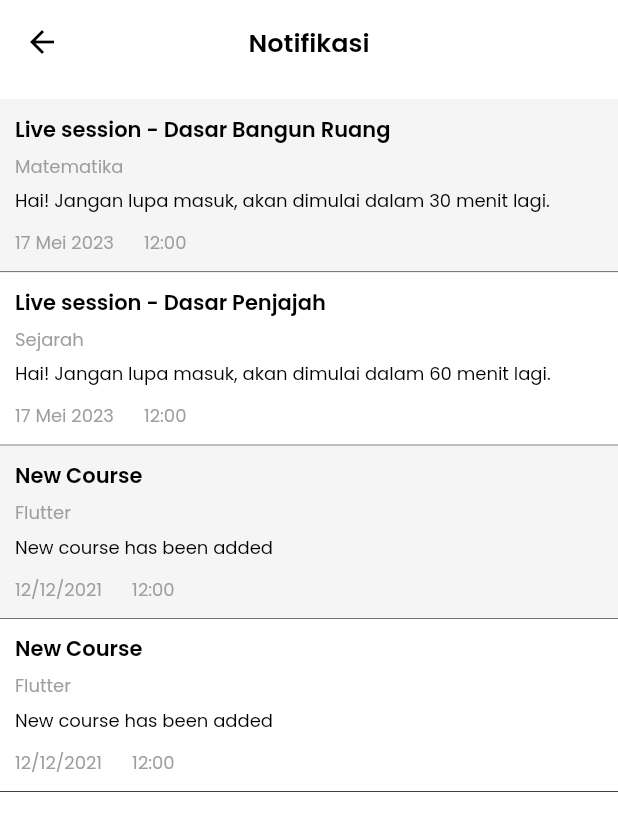
After one commit to Kelompok-2-Capstone-Alterra-Academy/flutter-repo, a Flutter app: the screen it shows after launch, after a tap on the "notifications active" icon, on a phone screen of 412 x 824 dp. The commit adds this screen. Shown: the top 831 px of the screen. Run offline on Flutter 3.47's test engine with Material 2 defaults, Android fonts, the phone set to English and light mode, and no system bars; our stand-ins replace flutter_svg, google_fonts; missing offline and left inert: dart:ffi.

Commit message:
feat: add screen notification

```diff
--- a/lib/main.dart
+++ b/lib/main.dart
@@ -8,6 +8,8 @@ import 'package:staredu/views/screen/auth/register/main/register_screen.dart';
 import 'package:staredu/views/screen/edit_profile/edit_profile.dart';
 import 'package:staredu/views/screen/home/home_screen.dart';
 import 'package:staredu/views/screen/home/home_view_model.dart';
+import 'package:staredu/views/screen/notification/notification_screen.dart';
+import 'package:staredu/views/screen/notification/notification_view_model.dart';
 import 'package:staredu/views/screen/profile/profile.dart';
 import 'package:staredu/views/screen/splash_welcome/splash_welcome_screen.dart';
 import 'package:provider/provider.dart';
@@ -16,6 +18,7 @@ void main() {
   runApp(MultiProvider(
     providers: [
       ChangeNotifierProvider(create: (_) => HomeViewModel()),
+      ChangeNotifierProvider(create: (_) => NotificationViewModel())
     ],
     child: const StarEdu(),
   ));
@@ -48,6 +51,7 @@ class StarEdu extends StatelessWidget {
         AccountVerification.routeName: (context) => const AccountVerification(),
         Profile.routeName: (context) => const Profile(),
         EditProfile.routeName: (context) => const EditProfile(),
+        NotificationScreen.routeName: (context) => const NotificationScreen(),
       },
     );
   }
--- /dev/null
+++ b/lib/models/notif.dart
@@ -0,0 +1,35 @@
+class Notif {
+  final String title;
+  final String course;
+  final String description;
+  final String date;
+  final String time;
+
+  Notif({
+    required this.title,
+    required this.course,
+    required this.description,
+    required this.date,
+    required this.time,
+  });
+
+  factory Notif.fromJson(Map<String, dynamic> json) {
+    return Notif(
+      title: json['title'],
+      course: json['course'],
+      description: json['description'],
+      date: json['date'],
+      time: json['time'],
+    );
+  }
+
+  Map<String, dynamic> toJson() {
+    return {
+      'title': title,
+      'course': course,
+      'description': description,
+      'date': date,
+      'time': time,
+    };
+  }
+}
--- /dev/null
+++ b/lib/models/service/notification_api.dart
@@ -0,0 +1,37 @@
+import 'package:flutter/material.dart';
+import 'package:staredu/models/notif.dart';
+
+class NotificationAPI {
+  static Future<List<Notif>> getAllNotification() async {
+    final List<Notif> data = [
+      Notif(
+          title: 'Live session - Dasar Bangun Ruang',
+          course: 'Matematika',
+          description:
+              'Hai! Jangan lupa masuk, akan dimulai dalam 30 menit lagi.',
+          date: '17 Mei 2023',
+          time: '12:00'),
+      Notif(
+          title: 'Live session - Dasar Penjajah',
+          course: 'Sejarah',
+          description:
+              'Hai! Jangan lupa masuk, akan dimulai dalam 60 menit lagi.',
+          date: '17 Mei 2023',
+          time: '12:00'),
+      Notif(
+          title: 'New Course',
+          course: 'Flutter',
+          description: 'New course has been added',
+          date: '12/12/2021',
+          time: '12:00'),
+      Notif(
+          title: 'New Course',
+          course: 'Flutter',
+          description: 'New course has been added',
+          date: '12/12/2021',
+          time: '12:00'),
+    ];
+
+    return data;
+  }
+}
--- a/lib/utils/color/color.dart
+++ b/lib/utils/color/color.dart
@@ -9,6 +9,7 @@ const Color lightBlueColor = Color(0xFFF0FAFF);
 const Color lightGreenColor = Color(0xFFE1EFE1);
 const Color searchBarColor = Color(0xFFF5F5F5);
 const Color greyColor = Color(0xFFF5F5F5);
+const Color greyColor2 = Color(0xFF9E9E9E);
 const Color searchBarTextColor = Color(0xFF9E9E9E);
 const Color blackColor = Colors.black;
 const Color whiteColor = Colors.white;
--- a/lib/views/screen/home/home_screen.dart
+++ b/lib/views/screen/home/home_screen.dart
@@ -133,10 +133,16 @@ class _HomeScreenState extends State<HomeScreen> {
                                 ),
                               )),
                             ),
-                            const SizedBox(
+                            SizedBox(
                                 height: 45,
-                                child: Icon(Icons.notifications_on_outlined,
-                                    color: whiteColor, size: 35)),
+                                child: GestureDetector(
+                                  onTap: () {
+                                    Navigator.pushNamed(
+                                        context, '/notification');
+                                  },
+                                  child: Icon(Icons.notifications_on_outlined,
+                                      color: whiteColor, size: 35),
+                                )),
                             const SizedBox(
                                 height: 45,
                                 child: Icon(Icons.save_as_outlined,
--- /dev/null
+++ b/lib/views/screen/notification/notification_screen.dart
@@ -0,0 +1,74 @@
+import 'package:flutter/material.dart';
+import 'package:google_fonts/google_fonts.dart';
+import 'package:provider/provider.dart';
+import 'package:staredu/utils/color/color.dart';
+import 'package:staredu/views/screen/notification/notification_view_model.dart';
+import 'package:staredu/widgets/notification/notification_section.dart';
+
+class NotificationScreen extends StatefulWidget {
+  const NotificationScreen({super.key});
+  static const routeName = '/notification';
+
+  @override
+  State<NotificationScreen> createState() => _NotificationScreenState();
+}
+
+class _NotificationScreenState extends State<NotificationScreen> {
+  @override
+  void initState() {
+    super.initState();
+    Provider.of<NotificationViewModel>(context, listen: false)
+        .getAllNotification();
+  }
+
+  @override
+  Widget build(BuildContext context) {
+    return Scaffold(
+      appBar: AppBar(
+          iconTheme: const IconThemeData(color: Colors.black),
+          backgroundColor: Colors.white,
+          centerTitle: true,
+          elevation: 0,
+          title: Text(
+            'Notifikasi',
+            style: GoogleFonts.poppins(
+              color: Colors.black,
+              fontStyle: FontStyle.normal,
+              fontWeight: FontWeight.w600,
+              fontSize: 17,
+            ),
+          )),
+      body: SingleChildScrollView(
+        child: Container(
+          color: whiteColor,
+          constraints: BoxConstraints(
+            minHeight: MediaQuery.of(context).size.height,
+          ),
+          child: Column(children: [
+            const SizedBox(
+              height: 10,
+            ),
+            Consumer<NotificationViewModel>(
+              builder: (context, value, child) {
+                return ListView.builder(
+                    shrinkWrap: true,
+                    physics: const NeverScrollableScrollPhysics(),
+                    itemCount: value.notificationList.length,
+                    itemBuilder: (context, index) {
+                      return NotificationSection(
+                        id: index,
+                        title: value.notificationList[index].title,
+                        course: value.notificationList[index].course,
+                        description: value.notificationList[index].description,
+                        date: value.notificationList[index].date,
+                        time: value.notificationList[index].time,
+                      );
+                    });
+              },
+            ),
+          ]),
+        ),
+      ),
+    );
+  }
+}
--- /dev/null
+++ b/lib/views/screen/notification/notification_view_model.dart
@@ -0,0 +1,14 @@
+import 'package:flutter/material.dart';
+import 'package:staredu/models/notif.dart';
+import 'package:staredu/models/service/notification_api.dart';
+
+class NotificationViewModel extends ChangeNotifier {
+  List<Notif> _notificationList = [];
+
+  List<Notif> get notificationList => _notificationList;
+
+  void getAllNotification() async {
+    _notificationList = await NotificationAPI.getAllNotification();
+    notifyListeners();
+  }
+}
--- /dev/null
+++ b/lib/widgets/notification/notification_section.dart
@@ -0,0 +1,106 @@
+import 'dart:ffi';
+
+import 'package:flutter/material.dart';
+import 'package:flutter/src/widgets/framework.dart';
+import 'package:flutter/src/widgets/placeholder.dart';
+import 'package:google_fonts/google_fonts.dart';
+import 'package:staredu/utils/color/color.dart';
+
+class NotificationSection extends StatelessWidget {
+  final int id;
+  final String title;
+  final String course;
+  final String description;
+  final String date;
+  final String time;
+  const NotificationSection(
+      {Key? key,
+      required this.id,
+      required this.title,
+      required this.course,
+      required this.description,
+      required this.date,
+      required this.time})
+      : super(key: key);
+
+  @override
+  Widget build(BuildContext context) {
+    return Container(
+      padding: const EdgeInsets.all(10),
+      // border on bottom
+      decoration: BoxDecoration(
+        color: id % 2 != 0 ? whiteColor : greyColor,
+        border: Border(
+          bottom: BorderSide(width: 0.5),
+        ),
+      ),
+      child: Column(
+        // text align start
+        crossAxisAlignment: CrossAxisAlignment.start,
+        children: [
+          Text(
+            title,
+            style: GoogleFonts.poppins(
+              color: blackColor,
+              fontStyle: FontStyle.normal,
+              fontWeight: FontWeight.w600,
+              fontSize: 14,
+            ),
+          ),
+          const SizedBox(
+            height: 5,
+          ),
+          Text(
+            course,
+            style: GoogleFonts.poppins(
+              color: greyColor2,
+              fontStyle: FontStyle.normal,
+              fontWeight: FontWeight.w400,
+              fontSize: 12,
+            ),
+          ),
+          const SizedBox(
+            height: 5,
+          ),
+          Text(
+            description,
+            style: GoogleFonts.poppins(
+              color: blackColor,
+              fontStyle: FontStyle.normal,
+              fontWeight: FontWeight.w400,
+              fontSize: 12,
+            ),
+          ),
+          const SizedBox(
+            height: 10,
+          ),
+          Row(
+            children: [
+              Text(
+                date,
+                style: GoogleFonts.poppins(
+                  color: greyColor2,
+                  fontStyle: FontStyle.normal,
+                  fontWeight: FontWeight.w400,
+                  fontSize: 12,
+                ),
+              ),
+              const SizedBox(
+                width: 20,
+              ),
+              Text(
+                time,
+                style: GoogleFonts.poppins(
+                  color: greyColor2,
+                  fontStyle: FontStyle.normal,
+                  fontWeight: FontWeight.w400,
+                  fontSize: 12,
+                ),
+              ),
+            ],
+          ),
+        ],
+      ),
+    );
+  }
+}
```
